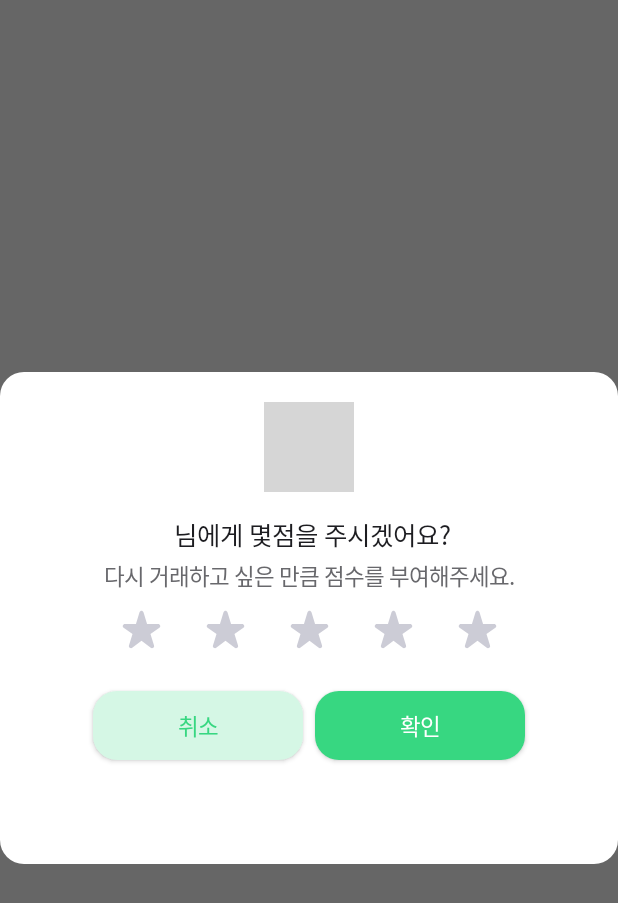
After one commit to dokgo-die/DokgoDie-Android, an Android app built with Jetpack Compose: the composable DialogContent called with empty values, on a phone screen of 412 x 824 dp. The commit adds this screen. Shown: the top 903 px of the screen. Run offline under Robolectric (Android 15) with nearby library versions, the phone set to English and light mode, and no system bars; pictures from the network do not load; Roboto replaces fonts that are not available here; grey boxes are pictures that could not be loaded.

Commit message:
:sparkles: :: dialog

```diff
--- /dev/null
+++ b/app/src/main/java/com/highthon/dokgodie_android/presentation/feature_mypage/componenet/DialogContent.kt
@@ -0,0 +1,200 @@
+package com.highthon.dokgodie_android.presentation.feature_mypage.componenet
+
+import androidx.compose.foundation.Image
+import androidx.compose.foundation.background
+import androidx.compose.foundation.clickable
+import androidx.compose.foundation.layout.*
+import androidx.compose.foundation.shape.CircleShape
+import androidx.compose.foundation.shape.RoundedCornerShape
+import androidx.compose.material.Button
+import androidx.compose.material.ButtonDefaults
+import androidx.compose.runtime.Composable
+import androidx.compose.runtime.mutableStateOf
+import androidx.compose.runtime.remember
+import androidx.compose.ui.Alignment
+import androidx.compose.ui.Modifier
+import androidx.compose.ui.draw.clip
+import androidx.compose.ui.graphics.Color
+import androidx.compose.ui.res.painterResource
+import androidx.compose.ui.text.font.FontWeight
+import androidx.compose.ui.unit.dp
+import androidx.compose.ui.unit.sp
+import androidx.compose.ui.window.Dialog
+import coil.compose.rememberAsyncImagePainter
+import com.highthon.dokgodie_android.R
+import com.highthon.dokgodie_android.presentation.component.PretendardText
+import com.highthon.dokgodie_android.presentation.ui.theme.*
+
+@Composable
+fun DialogContent(userName: String, userProfile: String, onClick: () -> Unit) {
+    val star1 = remember {
+        mutableStateOf(false)
+    }
+    val star2 = remember {
+        mutableStateOf(false)
+    }
+    val star3 = remember {
+        mutableStateOf(false)
+    }
+    val star4 = remember {
+        mutableStateOf(false)
+    }
+    val star5 = remember {
+        mutableStateOf(false)
+    }
+    Dialog(onDismissRequest = { onClick() }) {
+        Column(
+            modifier = Modifier
+                .height(328.dp)
+                .fillMaxWidth()
+                .clip(RoundedCornerShape(16.dp))
+                .background(Color.White),
+            horizontalAlignment = Alignment.CenterHorizontally
+        ) {
+            Spacer(modifier = Modifier.size(20.dp))
+            Image(
+                painter = rememberAsyncImagePainter(userProfile),
+                contentDescription = "UserImage",
+                modifier = Modifier
+                    .width(60.dp)
+                    .height(60.dp)
+                    .clip(CircleShape)
+            )
+            Spacer(modifier = Modifier.size(16.dp))
+            PretendardText(
+                text = "$userName 님에게 몇점을 주시겠어요?",
+                fontSize = 17.sp,
+                fontWeight = FontWeight(700),
+                color = Black100
+            )
+            Spacer(modifier = Modifier.size(4.dp))
+            PretendardText(
+                text = "다시 거래하고 싶은 만큼 점수를 부여해주세요.",
+                fontSize = 15.sp,
+                fontWeight = FontWeight(600),
+                color = Gray300
+            )
+            Spacer(modifier = Modifier.size(12.dp))
+            Row {
+                Image(
+                    painter = painterResource(id = if (star1.value) R.drawable.star_rate else R.drawable.star_not_rate),
+                    contentDescription = "Star",
+                    modifier = Modifier.clickable {
+                        if (star1.value) {
+                            star5.value = false
+                            star4.value = false
+                            star3.value = false
+                            star2.value = false
+                            star1.value = false
+                        } else {
+                            star1.value = true
+                        }
+                    }
+                )
+                Spacer(modifier = Modifier.size(30.dp))
+                Image(
+                    painter = painterResource(id = if (star2.value) R.drawable.star_rate else R.drawable.star_not_rate),
+                    contentDescription = "Star",
+                    modifier = Modifier.clickable {
+                        if (star2.value) {
+                            star5.value = false
+                            star4.value = false
+                            star3.value = false
+                            star2.value = false
+                        } else {
+                            star1.value = true
+                            star2.value = true
+                        }
+                    }
+                )
+                Spacer(modifier = Modifier.size(30.dp))
+                Image(
+                    painter = painterResource(id = if (star3.value) R.drawable.star_rate else R.drawable.star_not_rate),
+                    contentDescription = "Star",
+                    modifier = Modifier.clickable {
+                        if (star3.value) {
+                            star5.value = false
+                            star4.value = false
+                            star3.value = false
+                        } else {
+                            star1.value = true
+                            star2.value = true
+                            star3.value = true
+                        }
+                    }
+                )
+                Spacer(modifier = Modifier.size(30.dp))
+                Image(
+                    painter = painterResource(id = if (star4.value) R.drawable.star_rate else R.drawable.star_not_rate),
+                    contentDescription = "Star",
+                    modifier = Modifier.clickable {
+                        if (star4.value) {
+                            star5.value = false
+                            star4.value = false
+                        } else {
+                            star1.value = true
+                            star2.value = true
+                            star3.value = true
+                            star4.value = true
+                        }
+                    }
+                )
+                Spacer(modifier = Modifier.size(30.dp))
+                Image(
+                    painter = painterResource(id = if (star5.value) R.drawable.star_rate else R.drawable.star_not_rate),
+                    contentDescription = "Star",
+                    modifier = Modifier.clickable {
+                        if (star5.value) {
+                            star5.value = false
+                        } else {
+                            star1.value = true
+                            star2.value = true
+                            star3.value = true
+                            star4.value = true
+                            star5.value = true
+                        }
+                    }
+                )
+            }
+            Spacer(modifier = Modifier.size(23.dp))
+            Row(
+                horizontalArrangement = Arrangement.Center,
+                modifier = Modifier.fillMaxWidth()
+            ) {
+                Button(
+                    onClick = { onClick() },
+                    modifier = Modifier
+                        .width(140.dp)
+                        .height(46.dp),
+                    shape = RoundedCornerShape(16.dp),
+                    colors = ButtonDefaults.buttonColors(backgroundColor = PrimarySub)
+                ) {
+                    PretendardText(
+                        text = "취소",
+                        fontSize = 15.sp,
+                        fontWeight = FontWeight(600),
+                        color = PrimaryColor,
+                        modifier = Modifier
+                    )
+                }
+                Spacer(modifier = Modifier.size(8.dp))
+                Button(
+                    onClick = { onClick() },
+                    modifier = Modifier
+                        .width(140.dp)
+                        .height(46.dp),
+                    shape = RoundedCornerShape(16.dp),
+                    colors = ButtonDefaults.buttonColors(backgroundColor = PrimaryColor)
+                ) {
+                    PretendardText(
+                        text = "확인",
+                        fontSize = 15.sp,
+                        fontWeight = FontWeight(600),
+                        color = White600,
+                        modifier = Modifier
+                    )
+                }
+            }
+        }
+    }
+}
--- a/app/src/main/java/com/highthon/dokgodie_android/presentation/ui/theme/Color.kt
+++ b/app/src/main/java/com/highthon/dokgodie_android/presentation/ui/theme/Color.kt
@@ -22,6 +22,7 @@ val White600 = Color(0xFFFFFFFF)
 
 // primary
 val PrimaryColor = Color(0xFF37D781)
+val PrimarySub = Color(0xFFD5F7E5)
 val BackgroundPrimaryColor = Color(0xFFD5F7E5)
 
 // system
--- /dev/null
+++ b/app/src/main/res/drawable/star_not_rate.xml
@@ -0,0 +1,9 @@
+<vector xmlns:android="http://schemas.android.com/apk/res/android"
+    android:width="26dp"
+    android:height="26dp"
+    android:viewportWidth="26"
+    android:viewportHeight="26">
+  <path
+      android:pathData="M13,20.543L6.833,25.204C6.589,25.415 6.315,25.513 6.011,25.499C5.706,25.483 5.447,25.4 5.234,25.249C4.99,25.098 4.808,24.88 4.686,24.594C4.564,24.307 4.549,24.012 4.64,23.711L7.016,16.064L1.077,11.856C0.803,11.675 0.628,11.442 0.553,11.156C0.476,10.869 0.483,10.59 0.574,10.318C0.666,10.047 0.826,9.82 1.055,9.639C1.283,9.458 1.564,9.368 1.899,9.368H9.3L11.675,1.495C11.797,1.194 11.98,0.952 12.223,0.771C12.467,0.59 12.726,0.5 13,0.5C13.274,0.5 13.533,0.59 13.777,0.771C14.02,0.952 14.203,1.194 14.325,1.495L16.7,9.368H24.101C24.436,9.368 24.718,9.458 24.947,9.639C25.175,9.82 25.334,10.047 25.426,10.318C25.517,10.59 25.524,10.869 25.447,11.156C25.372,11.442 25.197,11.675 24.923,11.856L18.984,16.064L21.36,23.711C21.451,24.012 21.436,24.307 21.314,24.594C21.192,24.88 21.01,25.098 20.766,25.249C20.553,25.4 20.294,25.483 19.989,25.499C19.685,25.513 19.411,25.415 19.167,25.204L13,20.543Z"
+      android:fillColor="#CCCCD6"/>
+</vector>
--- /dev/null
+++ b/app/src/main/res/drawable/star_rate.xml
@@ -0,0 +1,9 @@
+<vector xmlns:android="http://schemas.android.com/apk/res/android"
+    android:width="26dp"
+    android:height="26dp"
+    android:viewportWidth="26"
+    android:viewportHeight="26">
+  <path
+      android:pathData="M13,20.543L6.833,25.204C6.589,25.415 6.315,25.513 6.011,25.499C5.706,25.483 5.447,25.4 5.234,25.249C4.99,25.098 4.808,24.88 4.686,24.594C4.564,24.307 4.549,24.012 4.64,23.711L7.016,16.064L1.077,11.856C0.803,11.675 0.628,11.442 0.553,11.156C0.476,10.869 0.483,10.59 0.574,10.318C0.666,10.047 0.826,9.82 1.055,9.639C1.283,9.458 1.564,9.368 1.899,9.368H9.3L11.675,1.495C11.797,1.194 11.98,0.952 12.223,0.771C12.467,0.59 12.726,0.5 13,0.5C13.274,0.5 13.533,0.59 13.777,0.771C14.02,0.952 14.203,1.194 14.325,1.495L16.7,9.368H24.101C24.436,9.368 24.718,9.458 24.947,9.639C25.175,9.82 25.334,10.047 25.426,10.318C25.517,10.59 25.524,10.869 25.447,11.156C25.372,11.442 25.197,11.675 24.923,11.856L18.984,16.064L21.36,23.711C21.451,24.012 21.436,24.307 21.314,24.594C21.192,24.88 21.01,25.098 20.766,25.249C20.553,25.4 20.294,25.483 19.989,25.499C19.685,25.513 19.411,25.415 19.167,25.204L13,20.543Z"
+      android:fillColor="#37D781"/>
+</vector>
```
Also changed, not shown: app/src/main/AndroidManifest.xml (+4 -5 lines), app/src/main/java/com/highthon/dokgodie_android/presentation/feature_mypage/componenet/RecentContactsSection.kt (+15 -1 lines).
